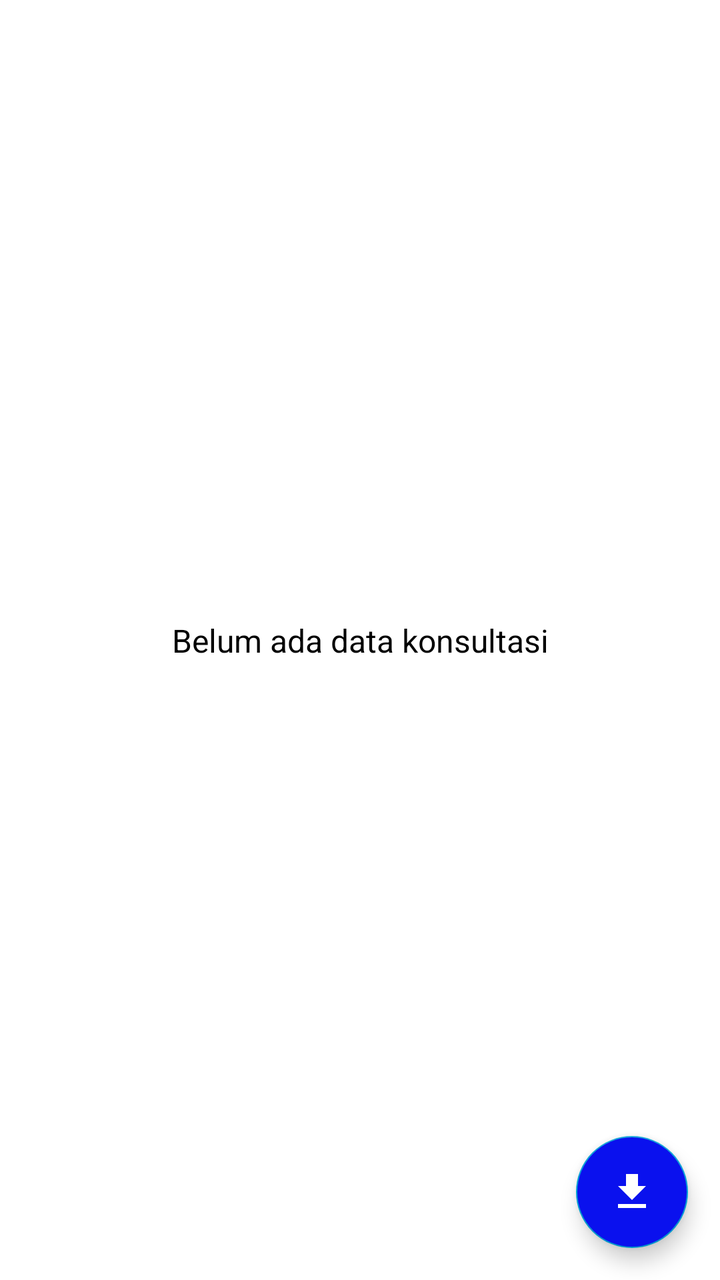
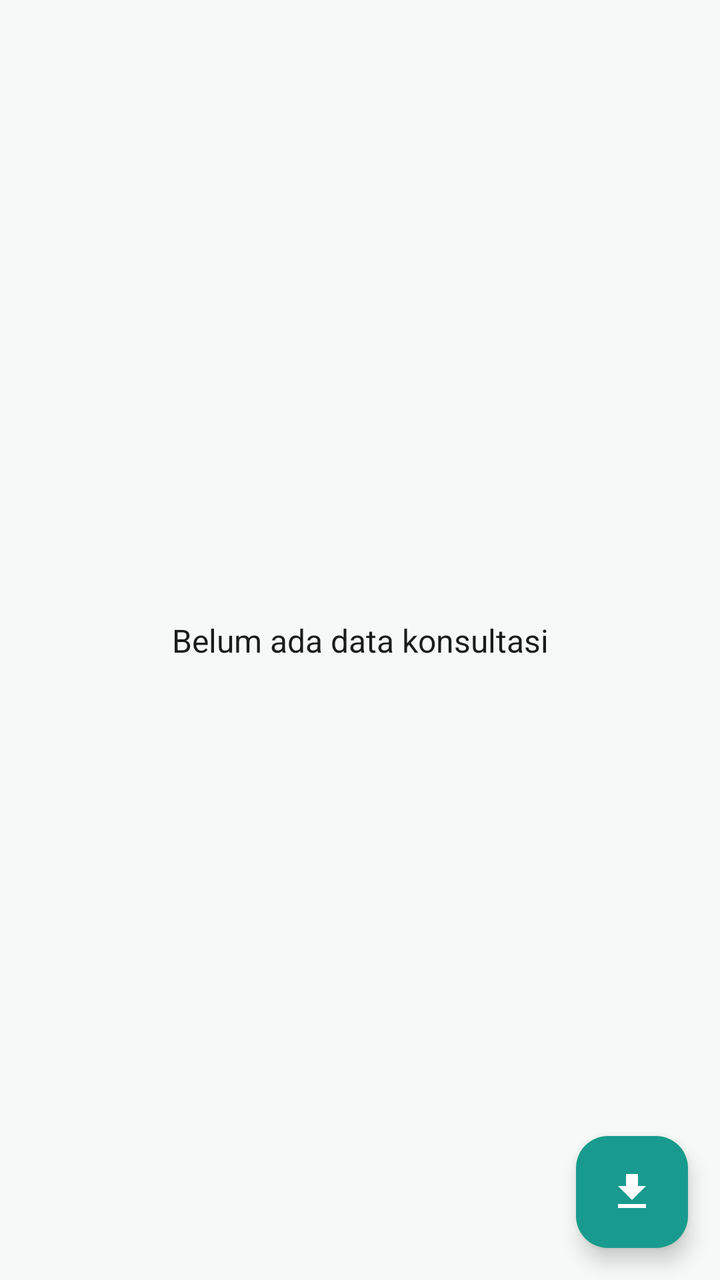

Screens rendered from an Android XML layout before and after an edit, with the pre-edit source and the edit as a unified diff.
<!-- AndroidManifest.xml: application theme Theme.Ladokgi -->
<!-- res/layout/fragment_konsultasi_done.xml -->
<?xml version="1.0" encoding="utf-8"?>

<FrameLayout xmlns:android="http://schemas.android.com/apk/res/android"
    xmlns:tools="http://schemas.android.com/tools"
    android:layout_width="match_parent"
    android:layout_height="match_parent"
    xmlns:app="http://schemas.android.com/apk/res-auto"
    tools:context=".konsultasi.KonsultasiDoneFragment">

    <androidx.constraintlayout.widget.ConstraintLayout
        android:layout_width="match_parent"
        android:layout_height="match_parent">

        <com.google.android.material.floatingactionbutton.FloatingActionButton
            android:id="@+id/download_csv"
            android:layout_width="wrap_content"
            android:layout_height="wrap_content"
            android:clickable="true"
            android:focusable="true"
            android:tooltipText="Download data konsultasi (CSV)"
            android:contentDescription="@string/download_data_konsultasi_csv"
            android:backgroundTint="@color/purple_700"
            app:tint="@color/white"
            app:layout_constraintBottom_toBottomOf="parent"
            app:layout_constraintEnd_toEndOf="parent"
            android:layout_marginEnd="@dimen/activity_horizontal_margin"
            android:layout_marginBottom="@dimen/activity_vertical_margin"
            android:src="@drawable/baseline_file_download_24" />

        <TextView
            android:id="@+id/no_data"
            android:layout_width="match_parent"
            android:layout_height="wrap_content"
            android:text="Belum ada data konsultasi"
            app:layout_constraintTop_toTopOf="parent"
            android:textAlignment="center"
            android:textColor="@color/black"
            android:textSize="16dp"
            app:layout_constraintBottom_toBottomOf="parent"/>

        <androidx.recyclerview.widget.RecyclerView
            android:id="@+id/rv_konsultasi_done"
            android:layout_width="match_parent"
            android:layout_height="0dp"
            android:visibility="gone"
            app:layout_constraintTop_toTopOf="parent"
            app:layout_constraintBottom_toBottomOf="parent"/>
    </androidx.constraintlayout.widget.ConstraintLayout>

</FrameLayout>
<!-- resources referenced by this layout -->
<resources>
  <color name="black">#FF000000</color>
  <color name="purple_700">#0a11ee</color>
  <color name="white">#FFFFFFFF</color>
  <style name="Theme.Ladokgi" parent="Theme.MaterialComponents.DayNight.NoActionBar">
          
          <item name="colorPrimary">@color/purple_700</item>
          <item name="colorPrimaryVariant">@color/purple_500</item>
          <item name="colorOnPrimary">@color/white</item>
          
          <item name="colorSecondary">@color/purple_500</item>
          <item name="colorSecondaryVariant">@color/purple_700</item>
          <item name="colorOnSecondary">@color/black</item>
          
          <item name="android:statusBarColor" tools:targetApi="l">?attr/colorPrimaryVariant</item>
          
  
          <item name="actionOverflowButtonStyle">@style/MyOverflowButtonStyle</item>
      </style>
  <color name="purple_500">#009ed6</color>
  <style name="MyOverflowButtonStyle" parent="Widget.AppCompat.ActionButton.Overflow">
          <item name="android:tint">#FFFFFF</item>
      </style>
  <!-- unchanged entries left out for length: 4 -->
</resources>

<!-- the commit's change to res/layout/fragment_konsultasi_done.xml (unified diff, before → after) -->
@@ -1,5 +1,4 @@
 <?xml version="1.0" encoding="utf-8"?>
-
 <FrameLayout xmlns:android="http://schemas.android.com/apk/res/android"
     xmlns:tools="http://schemas.android.com/tools"
     android:layout_width="match_parent"
@@ -19,8 +18,8 @@
             android:focusable="true"
             android:tooltipText="Download data konsultasi (CSV)"
             android:contentDescription="@string/download_data_konsultasi_csv"
-            android:backgroundTint="@color/purple_700"
-            app:tint="@color/white"
+            android:backgroundTint="?attr/colorPrimary"
+            app:tint="?attr/colorOnPrimary"
             app:layout_constraintBottom_toBottomOf="parent"
             app:layout_constraintEnd_toEndOf="parent"
             android:layout_marginEnd="@dimen/activity_horizontal_margin"
@@ -34,7 +33,7 @@
             android:text="Belum ada data konsultasi"
             app:layout_constraintTop_toTopOf="parent"
             android:textAlignment="center"
-            android:textColor="@color/black"
+            android:textColor="?attr/colorOnSurface"
             android:textSize="16dp"
             app:layout_constraintBottom_toBottomOf="parent"/>
 
<!-- resource entries referenced after the edit -->
@@ -1,26 +1,96 @@
 <!-- resources referenced by this layout -->
 <resources>
-  <color name="black">#FF000000</color>
-  <color name="purple_700">#0a11ee</color>
-  <color name="white">#FFFFFFFF</color>
-  <style name="Theme.Ladokgi" parent="Theme.MaterialComponents.DayNight.NoActionBar">
+  <style name="Theme.Ladokgi" parent="Theme.Material3.DayNight.NoActionBar">
+          <item name="colorPrimary">@color/m3_primary</item>
+          <item name="colorOnPrimary">@color/m3_on_primary</item>
+          <item name="colorPrimaryContainer">@color/m3_primary_container</item>
+          <item name="colorOnPrimaryContainer">@color/m3_on_primary_container</item>
+  
+          <item name="colorSecondary">@color/m3_secondary</item>
+          <item name="colorOnSecondary">@color/m3_on_secondary</item>
+          <item name="colorSecondaryContainer">@color/m3_secondary_container</item>
+          <item name="colorOnSecondaryContainer">@color/m3_on_secondary_container</item>
+  
+          <item name="colorTertiary">@color/m3_tertiary</item>
+          <item name="colorOnTertiary">@color/m3_on_tertiary</item>
+  
+          <item name="colorError">@color/m3_error</item>
+          <item name="colorOnError">@color/m3_on_error</item>
+  
+          <item name="android:colorBackground">@color/m3_background</item>
+          <item name="colorOnBackground">@color/m3_on_background</item>
+          <item name="colorSurface">@color/m3_surface</item>
+          <item name="colorOnSurface">@color/m3_on_surface</item>
+          <item name="colorSurfaceVariant">@color/m3_surface_variant</item>
+          <item name="colorOnSurfaceVariant">@color/m3_on_surface_variant</item>
+          <item name="colorOutline">@color/m3_outline</item>
+          <item name="colorSurfaceContainer">@color/m3_surface_container</item>
+          <item name="colorSurfaceContainerHigh">@color/m3_surface_container_high</item>
+  
           
-          <item name="colorPrimary">@color/purple_700</item>
-          <item name="colorPrimaryVariant">@color/purple_500</item>
-          <item name="colorOnPrimary">@color/white</item>
-          
-          <item name="colorSecondary">@color/purple_500</item>
-          <item name="colorSecondaryVariant">@color/purple_700</item>
-          <item name="colorOnSecondary">@color/black</item>
-          
-          <item name="android:statusBarColor" tools:targetApi="l">?attr/colorPrimaryVariant</item>
-          
+          <item name="textInputStyle">@style/Widget.Ladokgi.TextInputLayout</item>
+          <item name="materialButtonStyle">@style/Widget.Ladokgi.Button</item>
+          <item name="materialButtonOutlinedStyle">@style/Widget.Ladokgi.Button.Outlined</item>
+          <item name="borderlessButtonStyle">@style/Widget.Ladokgi.Button.Text</item>
   
+          <item name="materialAlertDialogTheme">@style/ThemeOverlay.Ladokgi.AlertDialog</item>
           <item name="actionOverflowButtonStyle">@style/MyOverflowButtonStyle</item>
       </style>
-  <color name="purple_500">#009ed6</color>
+  <color name="m3_primary">#199A8E</color>
+  <color name="m3_on_primary">#FFFFFF</color>
+  <color name="m3_primary_container">#9DF2E4</color>
+  <color name="m3_on_primary_container">#00201C</color>
+  <color name="m3_secondary">#4B635F</color>
+  <color name="m3_on_secondary">#FFFFFF</color>
+  <color name="m3_secondary_container">#CDE8E3</color>
+  <color name="m3_on_secondary_container">#07201C</color>
+  <color name="m3_tertiary">#46617A</color>
+  <color name="m3_on_tertiary">#FFFFFF</color>
+  <color name="m3_error">#BA1A1A</color>
+  <color name="m3_on_error">#FFFFFF</color>
+  <color name="m3_background">#F5FAF8</color>
+  <color name="m3_on_background">#171D1B</color>
+  <color name="m3_surface">#F5FAF8</color>
+  <color name="m3_on_surface">#171D1B</color>
+  <color name="m3_surface_variant">#DAE5E2</color>
+  <color name="m3_on_surface_variant">#404846</color>
+  <color name="m3_outline">#707976</color>
+  <color name="m3_surface_container">#EFF5F3</color>
+  <color name="m3_surface_container_high">#E9EFED</color>
+  <style name="Widget.Ladokgi.TextInputLayout" parent="Widget.Material3.TextInputLayout.OutlinedBox">
+          <item name="boxStrokeColor">?attr/colorPrimary</item>
+          <item name="hintTextColor">?attr/colorPrimary</item>
+      </style>
+  <style name="Widget.Ladokgi.Button" parent="Widget.Material3.Button">
+          <item name="shapeAppearanceOverlay">@style/ShapeAppearance.Ladokgi.Pill</item>
+          <item name="android:textSize">15sp</item>
+          <item name="android:paddingTop">14dp</item>
+          <item name="android:paddingBottom">14dp</item>
+          <item name="iconPadding">8dp</item>
+      </style>
+  <style name="Widget.Ladokgi.Button.Outlined" parent="Widget.Material3.Button.OutlinedButton">
+          <item name="shapeAppearanceOverlay">@style/ShapeAppearance.Ladokgi.Pill</item>
+          <item name="android:textSize">15sp</item>
+          <item name="android:paddingTop">14dp</item>
+          <item name="android:paddingBottom">14dp</item>
+          <item name="strokeColor">?attr/colorPrimary</item>
+          <item name="android:textColor">?attr/colorPrimary</item>
+      </style>
+  <style name="Widget.Ladokgi.Button.Text" parent="Widget.Material3.Button.TextButton">
+          <item name="shapeAppearanceOverlay">@style/ShapeAppearance.Ladokgi.Pill</item>
+          <item name="android:textColor">?attr/colorPrimary</item>
+      </style>
+  <style name="ThemeOverlay.Ladokgi.AlertDialog" parent="ThemeOverlay.Material3.MaterialAlertDialog">
+          <item name="buttonBarPositiveButtonStyle">@style/Widget.Ladokgi.Button.Text</item>
+          <item name="buttonBarNegativeButtonStyle">@style/Widget.Ladokgi.Button.Text</item>
+          <item name="buttonBarNeutralButtonStyle">@style/Widget.Ladokgi.Button.Text</item>
+      </style>
   <style name="MyOverflowButtonStyle" parent="Widget.AppCompat.ActionButton.Overflow">
-          <item name="android:tint">#FFFFFF</item>
+          <item name="android:tint">?attr/colorOnSurface</item>
+      </style>
+  <style name="ShapeAppearance.Ladokgi.Pill" parent="">
+          <item name="cornerFamily">rounded</item>
+          <item name="cornerSize">50%</item>
       </style>
   <!-- unchanged entries left out for length: 4 -->
 </resources>
